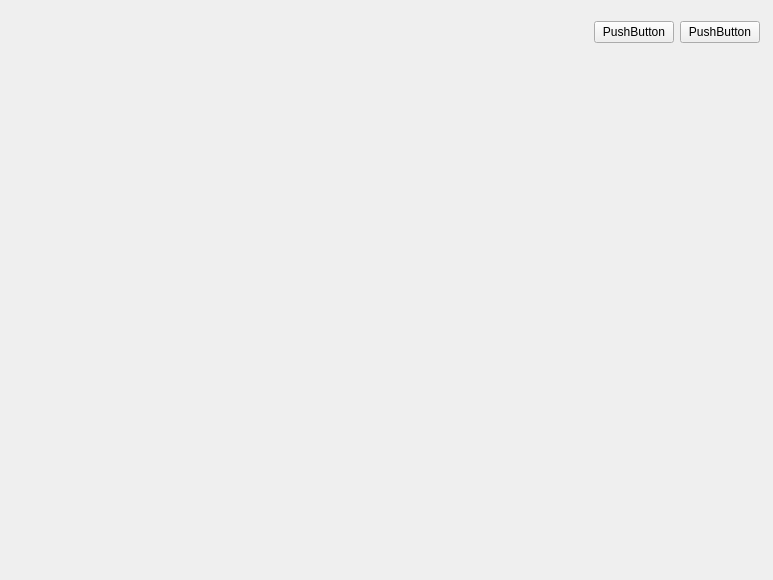
Old version of the form MainScreen.ui in the repository TejaswiniSoor/ATP.
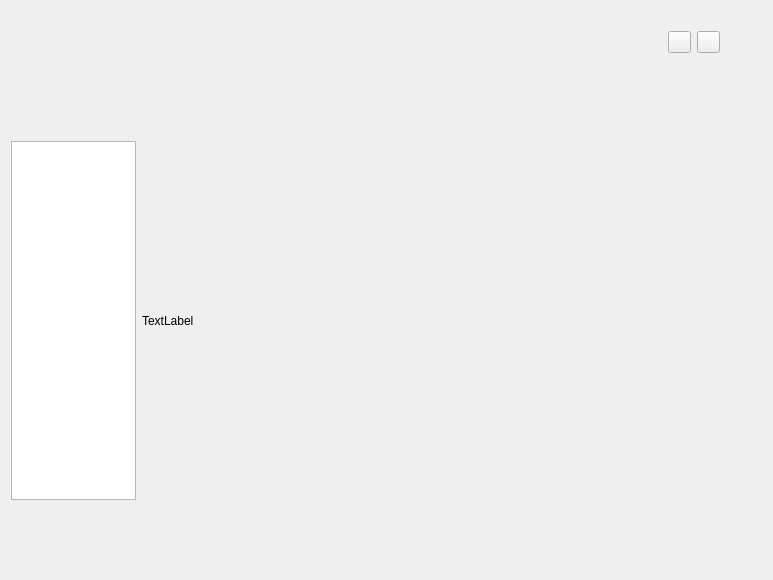
New version of the form. Icons and pictures are not drawn.

```diff
--- a/MainScreen.ui
+++ b/MainScreen.ui
@@ -23,64 +23,150 @@
   <property name="Pixmap" stdset="0">
    <pixmap/>
   </property>
-  <widget class="QWidget" name="horizontalLayoutWidget_2">
+  <widget class="QWidget" name="verticalLayoutWidget">
    <property name="geometry">
     <rect>
      <x>0</x>
-     <y>10</y>
+     <y>0</y>
      <width>771</width>
-     <height>121</height>
+     <height>111</height>
     </rect>
    </property>
-   <layout class="QHBoxLayout" name="horizontalLayout_2">
+   <layout class="QVBoxLayout" name="verticalLayout">
     <item>
-     <spacer name="horizontalSpacer">
+     <spacer name="verticalSpacer_2">
       <property name="orientation">
-       <enum>Qt::Horizontal</enum>
+       <enum>Qt::Vertical</enum>
       </property>
       <property name="sizeHint" stdset="0">
        <size>
-        <width>40</width>
-        <height>20</height>
+        <width>20</width>
+        <height>40</height>
        </size>
       </property>
      </spacer>
     </item>
     <item>
-     <layout class="QVBoxLayout" name="verticalLayout">
+     <layout class="QHBoxLayout" name="horizontalLayout">
       <item>
-       <layout class="QHBoxLayout" name="horizontalLayout">
-        <item>
-         <widget class="QPushButton" name="pushButton">
-          <property name="text">
-           <string>PushButton</string>
-          </property>
-         </widget>
-        </item>
-        <item>
-         <widget class="QPushButton" name="pushButton_2">
-          <property name="text">
-           <string>PushButton</string>
-          </property>
-         </widget>
-        </item>
-       </layout>
+       <spacer name="horizontalSpacer">
+        <property name="orientation">
+         <enum>Qt::Horizontal</enum>
+        </property>
+        <property name="sizeHint" stdset="0">
+         <size>
+          <width>40</width>
+          <height>20</height>
+         </size>
+        </property>
+       </spacer>
       </item>
       <item>
-       <spacer name="verticalSpacer">
+       <widget class="QPushButton" name="smallButton">
+        <property name="maximumSize">
+         <size>
+          <width>23</width>
+          <height>23</height>
+         </size>
+        </property>
+        <property name="text">
+         <string/>
+        </property>
+        <property name="icon">
+         <iconset>
+          <normaloff>small.bmp</normaloff>small.bmp</iconset>
+        </property>
+        <property name="iconSize">
+         <size>
+          <width>23</width>
+          <height>23</height>
+         </size>
+        </property>
+       </widget>
+      </item>
+      <item>
+       <widget class="QPushButton" name="closeButton">
+        <property name="maximumSize">
+         <size>
+          <width>23</width>
+          <height>23</height>
+         </size>
+        </property>
+        <property name="text">
+         <string/>
+        </property>
+        <property name="icon">
+         <iconset>
+          <normaloff>close.bmp</normaloff>close.bmp</iconset>
+        </property>
+        <property name="iconSize">
+         <size>
+          <width>23</width>
+          <height>23</height>
+         </size>
+        </property>
+       </widget>
+      </item>
+      <item>
+       <spacer name="horizontalSpacer_4">
         <property name="orientation">
-         <enum>Qt::Vertical</enum>
+         <enum>Qt::Horizontal</enum>
         </property>
+        <property name="sizeType">
+         <enum>QSizePolicy::Fixed</enum>
+        </property>
         <property name="sizeHint" stdset="0">
          <size>
-          <width>20</width>
-          <height>40</height>
+          <width>40</width>
+          <height>20</height>
          </size>
         </property>
        </spacer>
       </item>
+     </layout>
+    </item>
+    <item>
+     <spacer name="verticalSpacer">
+      <property name="orientation">
+       <enum>Qt::Vertical</enum>
+      </property>
+      <property name="sizeHint" stdset="0">
+       <size>
+        <width>20</width>
+        <height>40</height>
+       </size>
+      </property>
+     </spacer>
+    </item>
+    <item>
+     <layout class="QHBoxLayout" name="horizontalLayout_2">
       <item>
-       <widget class="QLabel" name="label">
+       <spacer name="horizontalSpacer_2">
+        <property name="orientation">
+         <enum>Qt::Horizontal</enum>
+        </property>
+        <property name="sizeHint" stdset="0">
+         <size>
+          <width>40</width>
+          <height>20</height>
+         </size>
+        </property>
+       </spacer>
+      </item>
+      <item>
+       <widget class="QLabel" name="VersionLabel">
+        <property name="sizePolicy">
+         <sizepolicy hsizetype="Fixed" vsizetype="Fixed">
+          <horstretch>0</horstretch>
+          <verstretch>0</verstretch>
+         </sizepolicy>
+        </property>
+        <property name="maximumSize">
+         <size>
+          <width>75</width>
+          <height>25</height>
+         </size>
+        </property>
         <property name="text">
          <string/>
         </property>
@@ -89,10 +175,72 @@
         </property>
        </widget>
       </item>
+      <item>
+       <spacer name="horizontalSpacer_3">
+        <property name="orientation">
+         <enum>Qt::Horizontal</enum>
+        </property>
+        <property name="sizeType">
+         <enum>QSizePolicy::Fixed</enum>
+        </property>
+        <property name="sizeHint" stdset="0">
+         <size>
+          <width>40</width>
+          <height>20</height>
+         </size>
+        </property>
+       </spacer>
+      </item>
      </layout>
     </item>
    </layout>
   </widget>
+  <widget class="QWidget" name="horizontalLayoutWidget">
+   <property name="geometry">
+    <rect>
+     <x>0</x>
+     <y>519</y>
+     <width>771</width>
+     <height>61</height>
+    </rect>
+   </property>
+   <layout class="QHBoxLayout" name="horizontalLayout_3"/>
+  </widget>
+  <widget class="QWidget" name="horizontalLayoutWidget_2">
+   <property name="geometry">
+    <rect>
+     <x>0</x>
+     <y>130</y>
+     <width>771</width>
+     <height>381</height>
+    </rect>
+   </property>
+   <layout class="QHBoxLayout" name="horizontalLayout_4">
+    <item>
+     <widget class="QColumnView" name="iconColumnView">
+      <property name="sizePolicy">
+       <sizepolicy hsizetype="Fixed" vsizetype="Preferred">
+        <horstretch>0</horstretch>
+        <verstretch>0</verstretch>
+       </sizepolicy>
+      </property>
+      <property name="maximumSize">
+       <size>
+        <width>125</width>
+        <height>16777215</height>
+       </size>
+      </property>
+     </widget>
+    </item>
+    <item>
+     <widget class="QLabel" name="label">
+      <property name="text">
+       <string>TextLabel</string>
+      </property>
+     </widget>
+    </item>
+   </layout>
+  </widget>
  </widget>
  <layoutdefault spacing="6" margin="11"/>
  <resources/>
```
Left out of the diff: 35 changed lines with no effect on the pictures.
